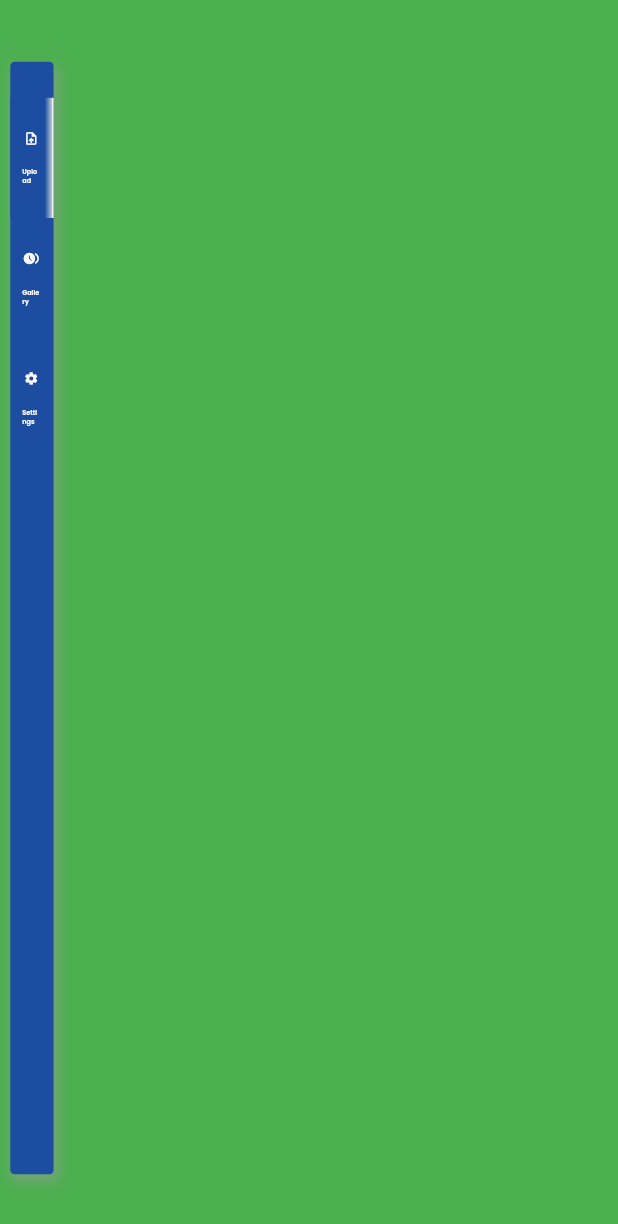
After one commit to ThatSaxyDev/project-News-web-admin, a Flutter app: the VerticalNavBar screen opened directly, after a tap on "Upload News", after a tap on "Gallery", on a phone screen of 412 x 824 dp. The commit adds this screen. Shown: the top 1224 px of the screen. Run offline on Flutter 3.47's test engine with Material 2 defaults, Android fonts, the phone set to English and light mode, and no system bars; our stand-ins replace cherry_toast, dotted_border, flutter_screenutil, google_fonts, image_picker, shared_preferences; missing offline and left inert: cloudinary_public; accounts and stored records are empty.

Commit message:
working on the vertical nav bar, tried to switch the user model to add bookmarked indocator but reverted it

```diff
--- a/lib/features/auth/screens/login_screen.dart
+++ b/lib/features/auth/screens/login_screen.dart
@@ -4,7 +4,6 @@ import 'package:flutter_screenutil/flutter_screenutil.dart';
 import 'package:project_news_web_admin/features/auth/services/auth_services.dart';
 import 'package:project_news_web_admin/features/auth/widgets/auth_centre_box.dart';
 import 'package:project_news_web_admin/shared/app_elements/app_colors.dart';
-import 'package:project_news_web_admin/shared/app_elements/app_constants.dart';
 import 'package:project_news_web_admin/shared/app_elements/app_texts.dart';
 import 'package:project_news_web_admin/shared/widgets/button.dart';
 import 'package:project_news_web_admin/shared/widgets/spacer.dart';
@@ -63,11 +62,7 @@ class _LoginScreenState extends State<LoginScreen> {
   Widget build(BuildContext context) {
     return Scaffold(
       backgroundColor: AppColors.someWhite,
-      body: SingleChildScrollView(
-        child: SizedBox(
-          width: width(context),
-          height: height(context),
-          child: AuthCentreBox(
+      body: AuthCentreBox(
         bottom: 216.h,
         top: 216.h,
         left: 424.w,
@@ -179,8 +174,6 @@ class _LoginScreenState extends State<LoginScreen> {
           ),
         ),
       ),
-        ),
-      ),
     );
   }
 }
--- a/lib/features/auth/services/auth_services.dart
+++ b/lib/features/auth/services/auth_services.dart
@@ -5,6 +5,7 @@ import 'package:project_news_web_admin/features/auth/screens/login_screen.dart';
 import 'package:project_news_web_admin/features/auth/screens/otp_screen.dart';
 import 'package:project_news_web_admin/features/auth/screens/temp_home_screen.dart';
 import 'package:project_news_web_admin/features/upload/screens/upload_news_screen.dart';
+import 'package:project_news_web_admin/features/vertical_nav_bar/screens/vertical_nav_bar.dart';
 import 'package:project_news_web_admin/models/user.dart';
 import 'package:project_news_web_admin/providers/user_provider.dart';
 import 'package:project_news_web_admin/shared/app_elements/app_constants.dart';
@@ -89,7 +90,7 @@ class AuthServices {
           await prefs.setString('x-auth-token', jsonDecode(res.body)['token']);
           navigator.pushAndRemoveUntil(
               MaterialPageRoute(
-                builder: (context) => const UploadNewsScreen(),
+                builder: (context) => const VerticalNavBar(),
               ),
               (route) => false);
         },
--- a/lib/features/upload/screens/upload_news_screen.dart
+++ b/lib/features/upload/screens/upload_news_screen.dart
@@ -103,11 +103,9 @@ class _UploadNewsScreenState extends State<UploadNewsScreen> {
 
   @override
   Widget build(BuildContext context) {
-    return Scaffold(
-      backgroundColor: AppColors.someWhite,
-      body: SingleChildScrollView(
+    return SingleChildScrollView(
         child: SizedBox(
-           width: width(context),
+          width: width(context),
           height: height(context),
           child: AuthCentreBox(
             left: 150.w,
@@ -144,13 +142,16 @@ class _UploadNewsScreenState extends State<UploadNewsScreen> {
                                         height: 300.h,
                                         decoration: BoxDecoration(
                                           border: Border.all(),
-                                          borderRadius: BorderRadius.circular(10.r),
+                                          borderRadius:
+                                              BorderRadius.circular(10.r),
                                           // image: DecorationImage(
                                           //   image: MemoryImage(pickedWebImage),
                                           //   fit: BoxFit.fitWidth,
                                           // ),
                                         ),
-                                        child: Image.memory(pickedWebImage),
+                                        child: kIsWeb
+                                            ? Image.memory(pickedWebImage)
+                                            : Image.file(pickedImage!),
                                       ),
                                     )
                                   : GestureDetector(
@@ -162,8 +163,8 @@ class _UploadNewsScreenState extends State<UploadNewsScreen> {
                                         borderType: BorderType.RRect,
                                         radius: Radius.circular(10.r),
                                         dashPattern: const [5, 4],
-                                        color:
-                                            const Color.fromRGBO(196, 196, 196, 1),
+                                        color: const Color.fromRGBO(
+                                            196, 196, 196, 1),
                                         child: Container(
                                           // width: 300.w,
                                           height: 300.h,
@@ -234,13 +235,16 @@ class _UploadNewsScreenState extends State<UploadNewsScreen> {
                                         height: 300.h,
                                         decoration: BoxDecoration(
                                           border: Border.all(),
-                                          borderRadius: BorderRadius.circular(10.r),
+                                          borderRadius:
+                                              BorderRadius.circular(10.r),
                                           // image: DecorationImage(
                                           //   image: MemoryImage(pickedWebImage),
                                           //   fit: BoxFit.fitWidth,
                                           // ),
                                         ),
-                                        child: Image.memory(pickedWebNewsLetter),
+                                        child: kIsWeb
+                                            ? Image.memory(pickedWebNewsLetter)
+                                            : Image.file(pickedImage2!),
                                       ),
                                     )
                                   : GestureDetector(
@@ -252,8 +256,8 @@ class _UploadNewsScreenState extends State<UploadNewsScreen> {
                                         borderType: BorderType.RRect,
                                         radius: Radius.circular(10.r),
                                         dashPattern: const [5, 4],
-                                        color:
-                                            const Color.fromRGBO(196, 196, 196, 1),
+                                        color: const Color.fromRGBO(
+                                            196, 196, 196, 1),
                                         child: Container(
                                           // width: 300.w,
                                           height: 300.h,
@@ -354,15 +358,30 @@ class _UploadNewsScreenState extends State<UploadNewsScreen> {
                                     // upload news
                                     _adminServices.uploadNews(
                                       context: context,
-                                      image: File.fromRawPath(pickedWebImage),
+                                      image: kIsWeb
+                                          ? File.fromRawPath(pickedWebImage)
+                                          : pickedImage!,
                                       title: _titleController.text,
                                       author: _authorController.text,
                                       content: content,
                                       date: DateFormat('E, d MMM y - kk:mm')
                                           .format(DateTime.now()),
-                                      imageNewsletter:
-                                          File.fromRawPath(pickedWebNewsLetter),
+                                      imageNewsletter: kIsWeb
+                                          ? File.fromRawPath(
+                                              pickedWebNewsLetter)
+                                          : pickedImage2!,
                                     );
+                                    setState(() {
+                                      pickedImage = null;
+                                      pickedImage2 = null;
+                                      _titleController.clear();
+                                      _authorController.clear();
+                                      _paragraph1Controller.clear();
+                                      _paragraph2Controller.clear();
+                                      _paragraph3Controller.clear();
+                                      _paragraph4Controller.clear();
+                                      _paragraph5Controller.clear();
+                                    });
                                   }
                                 },
                                 item: Text(
@@ -384,8 +403,8 @@ class _UploadNewsScreenState extends State<UploadNewsScreen> {
             ),
           ),
         ),
-      ),
-    );
+      );
+
   }
 }
 
--- /dev/null
+++ b/lib/features/vertical_nav_bar/screens/vertical_nav_bar.dart
@@ -0,0 +1,166 @@
+import 'package:flutter/material.dart';
+import 'package:flutter_screenutil/flutter_screenutil.dart';
+import 'package:project_news_web_admin/features/upload/screens/upload_news_screen.dart';
+import 'package:project_news_web_admin/features/vertical_nav_bar/widgets/nav_bar_items.dart';
+import 'package:project_news_web_admin/features/vertical_nav_bar/widgets/nav_bar_widget.dart';
+import 'package:project_news_web_admin/shared/app_elements/app_colors.dart';
+import 'package:project_news_web_admin/shared/app_elements/app_texts.dart';
+
+class VerticalNavBar extends StatefulWidget {
+  static const String routeName = '/nav-bar';
+  const VerticalNavBar({super.key});
+
+  @override
+  State<VerticalNavBar> createState() => _VerticalNavBarState();
+}
+
+class _VerticalNavBarState extends State<VerticalNavBar> {
+  final int _page = 0;
+
+  final PageController controller = PageController();
+
+  void _scrollToIndex(int index) {
+    controller.animateToPage(index,
+        duration: const Duration(milliseconds: 500),
+        curve: Curves.fastLinearToSlowEaseIn);
+  }
+
+  @override
+  Widget build(BuildContext context) {
+    return Scaffold(
+      backgroundColor: AppColors.someWhite,
+      body: SafeArea(
+        child: Stack(
+          children: [
+            // page switchung
+            PageView(
+              controller: controller,
+              scrollDirection: Axis.vertical,
+              physics: const NeverScrollableScrollPhysics(),
+              children: [
+                UploadNewsScreen(),
+                Expanded(child: Container(color: Colors.green)),
+                Expanded(child: Container(color: Colors.red))
+              ],
+            ),
+
+            // nav bar
+            Align(
+              alignment: Alignment.centerLeft,
+              child: Container(
+                height: MediaQuery.of(context).size.height * 0.9,
+                width: MediaQuery.of(context).size.width * 0.07,
+                margin: EdgeInsets.only(left: 24.w),
+                padding: EdgeInsets.symmetric(vertical: 30.h),
+                decoration: BoxDecoration(
+                  color: AppColors.primaryBlue,
+                  boxShadow: [
+                    BoxShadow(
+                      color: AppColors.grey.withOpacity(0.5),
+                      spreadRadius: 1,
+                      blurRadius: 6,
+                      offset: const Offset(2, 4),
+                    ),
+                  ],
+                  borderRadius: BorderRadius.circular(10.r),
+                ),
+                child: Column(
+                  children: NavBarItem.navBarItem
+                      .map(
+                        (e) => NavBarWidget(
+                          e,
+                          onTap: () {
+                             _page == NavBarItem.navBarItem.indexOf(e);
+                            _scrollToIndex(NavBarItem.navBarItem.indexOf(e));
+
+                          },
+                          color: AppColors.neutralWhite,
+                          iconSize: 35.w,
+                          textSize: 15.sp,
+                          border: Border(
+                            right: BorderSide(
+                              width: 3.w,
+                              color: _page == NavBarItem.navBarItem.indexOf(e) ?
+                              Colors.white : Colors.transparent,
+                            ),
+                          ),
+                          gradient: _page == NavBarItem.navBarItem.indexOf(e)
+                              ? const LinearGradient(
+                                  colors: [
+                                    AppColors.primaryBlue,
+                                    AppColors.primaryBlue,
+                                    AppColors.primaryBlue,
+                                    AppColors.primaryBlue,
+                                    AppColors.primaryBlue,
+                                    AppColors.someWhite,
+                                  ],
+                                  begin: Alignment.centerLeft,
+                                  end: Alignment.centerRight,
+                                )
+                              : null,
+                        ),
+                      )
+                      .toList(),
+                ),
+              ),
+            ),
+
+            //
+          ],
+        ),
+      ),
+    );
+  }
+}
+
+// InkWell(
+//                       onTap: () {},
+//                       child: SizedBox(
+//                         height: 100.h,
+//                         width: double.infinity,
+//                         child: AnimatedContainer(
+//                           padding: EdgeInsets.all(10.h),
+//                           duration: const Duration(milliseconds: 250),
+//                           width: 35,
+//                           // decoration: BoxDecoration(
+//                           //   border: Border(
+//                           //     right: BorderSide(
+//                           //       width: 3.w,
+//                           //       color: Colors.white,
+//                           //     ),
+//                           //   ),
+                            // gradient: const LinearGradient(
+                            //   colors: [
+                            //     AppColors.primaryBlue,
+                            //     AppColors.primaryBlue,
+                            //     AppColors.primaryBlue,
+                            //     AppColors.primaryBlue,
+                            //     AppColors.primaryBlue,
+                            //     AppColors.someWhite,
+                            //   ],
+                            //   begin: Alignment.centerLeft,
+                            //   end: Alignment.centerRight,
+                            // ),
+//                           // ),
+//                           child: Column(
+//                             crossAxisAlignment: CrossAxisAlignment.center,
+//                             mainAxisAlignment: MainAxisAlignment.spaceEvenly,
+//                             children: [
+//                               Icon(
+//                                 Icons.upload_file,
+//                                 size: 29.w,
+//                                 color: AppColors.grey,
+//                               ),
+//                               Text(
+//                                 'Upload',
+//                                 style: TextStyle(
+//                                   fontSize: 13.sp,
+//                                   fontWeight: FontWeight.w600,
+//                                   color: AppColors.grey,
+//                                 ),
+//                               ),
+//                             ],
+//                           ),
+//                         ),
+//                       ),
+//                     )
--- /dev/null
+++ b/lib/features/vertical_nav_bar/widgets/nav_bar_items.dart
@@ -0,0 +1,27 @@
+// ignore_for_file: public_member_api_docs, sort_constructors_first
+import 'package:flutter/material.dart';
+import 'package:project_news_web_admin/shared/app_elements/app_texts.dart';
+
+class NavBarItem {
+  String? title;
+  IconData? icon;
+  NavBarItem({
+    this.title,
+    this.icon,
+  });
+
+  static List<NavBarItem> navBarItem = [
+    NavBarItem(
+     title: AppTexts.navBarText1,
+     icon: Icons.upload_file,
+    ),
+    NavBarItem(
+     title: AppTexts.navBarText2,
+     icon: Icons.browse_gallery,
+    ),
+    NavBarItem(
+     title: AppTexts.navBarText3,
+     icon: Icons.settings,
+    ),
+  ];
+}
--- /dev/null
+++ b/lib/features/vertical_nav_bar/widgets/nav_bar_widget.dart
@@ -0,0 +1,83 @@
+// ignore_for_file: public_member_api_docs, sort_constructors_first
+import 'package:flutter/material.dart';
+import 'package:flutter_screenutil/flutter_screenutil.dart';
+
+import 'package:project_news_web_admin/features/vertical_nav_bar/widgets/nav_bar_items.dart';
+
+class NavBarWidget extends StatelessWidget {
+  final Color color;
+  final double iconSize;
+  final double textSize;
+  final Gradient? gradient;
+  final BoxBorder border;
+  final NavBarItem navBarItem;
+  final void Function()? onTap;
+  const NavBarWidget(
+    this.navBarItem,{
+    Key? key,
+    required this.color,
+    required this.iconSize,
+    required this.textSize,
+    this.gradient,
+    required this.border,
+    this.onTap,
+  }) : super(key: key);
+
+  @override
+  Widget build(BuildContext context) {
+    return InkWell(
+      onTap: onTap,
+      child: SizedBox(
+        height: 100.h,
+        width: double.infinity,
+        child: AnimatedContainer(
+          padding: EdgeInsets.all(10.h),
+          duration: const Duration(milliseconds: 250),
+          width: 35.w,
+          decoration: BoxDecoration(border: border, gradient: gradient),
+          child: Column(
+            crossAxisAlignment: CrossAxisAlignment.center,
+            mainAxisAlignment: MainAxisAlignment.spaceEvenly,
+            children: [
+              Icon(
+                navBarItem.icon,
+                size: iconSize,
+                color: color,
+              ),
+              Text(
+                navBarItem.title!,
+                style: TextStyle(
+                  fontSize: textSize,
+                  fontWeight: FontWeight.w600,
+                  color: color,
+                ),
+              ),
+            ],
+          ),
+        ),
+      ),
+    );
+  }
+}
+
+
+// decoration: BoxDecoration(
+//             border: Border(
+//               right: BorderSide(
+//                 width: 3.w,
+//                 color: Colors.white,
+//               ),
+//             ),
+//             gradient: const LinearGradient(
+//               colors: [
+//                 AppColors.primaryBlue,
+//                 AppColors.primaryBlue,
+//                 AppColors.primaryBlue,
+//                 AppColors.primaryBlue,
+//                 AppColors.primaryBlue,
+//                 AppColors.someWhite,
+//               ],
+//               begin: Alignment.centerLeft,
+//               end: Alignment.centerRight,
+//             ),
+//           ),
--- a/lib/main.dart
+++ b/lib/main.dart
@@ -5,6 +5,7 @@ import 'package:project_news_web_admin/features/auth/screens/login_screen.dart';
 import 'package:project_news_web_admin/features/auth/screens/temp_home_screen.dart';
 import 'package:project_news_web_admin/features/auth/services/auth_services.dart';
 import 'package:project_news_web_admin/features/upload/screens/upload_news_screen.dart';
+import 'package:project_news_web_admin/features/vertical_nav_bar/screens/vertical_nav_bar.dart';
 import 'package:project_news_web_admin/providers/user_provider.dart';
 import 'package:project_news_web_admin/shared/app_elements/app_colors.dart';
 import 'package:project_news_web_admin/shared/app_elements/app_texts.dart';
@@ -57,10 +58,10 @@ class _MyAppState extends State<MyApp> {
         );
       },
       child:
-      //  Provider.of<UserProvider>(context).user.token.isEmpty
-          // ?
-          const LoginScreen()
-          // : const TempHomeScreen(),
+       Provider.of<UserProvider>(context).user.token.isEmpty
+          ? const LoginScreen()
+          :
+          const VerticalNavBar(),
     );
   }
 }
--- a/lib/services/admin_services.dart
+++ b/lib/services/admin_services.dart
@@ -54,7 +54,7 @@ class AdminServices {
         response: res,
         context: context,
         onSuccess: () {
-          showAlert(context, 'Image Uploaded successfully');
+          showAlert(context, 'News Uploaded successfully');
         },
       );
     } catch (e) {
--- a/lib/shared/app_elements/app_constants.dart
+++ b/lib/shared/app_elements/app_constants.dart
@@ -9,5 +9,5 @@ double width(BuildContext context){
 }
 
 class Constants {
-  static const String uri = 'http://192.168.0.181:3000';
+  static const String uri = 'http://192.168.0.106:3000';
 }
--- a/lib/shared/app_elements/app_texts.dart
+++ b/lib/shared/app_elements/app_texts.dart
@@ -13,6 +13,12 @@ abstract class AppTexts {
   static const String paragraph3 = 'Paragraph 3';
   static const String paragraph4 = 'Paragraph 4';
   static const String paragraph5 = 'Paragraph 5';
+
+  // nav bar
+  static const String navBarText1 = 'Upload';
+  static const String navBarText2 = 'Gallery';
+  static const String navBarText3 = 'Settings';
+
 
   // onboarding texts
   static const String skip = 'S K I P';
```
Also changed, not shown: 3 other files. Lines whose indentation alone changed are shown as unchanged.
